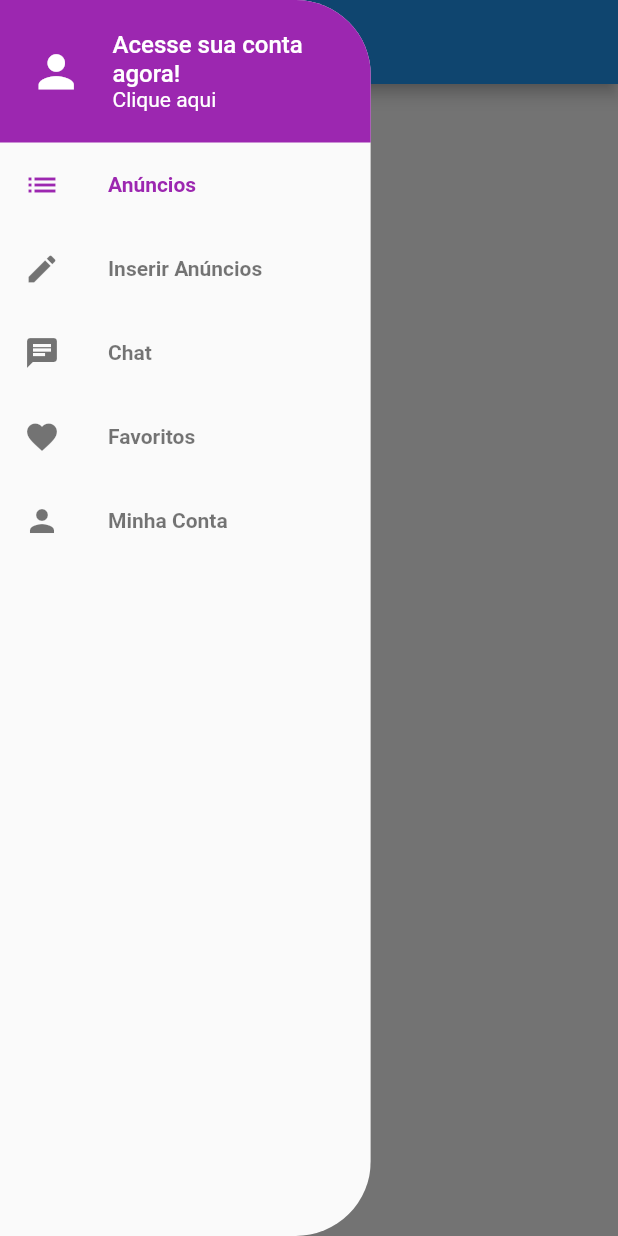
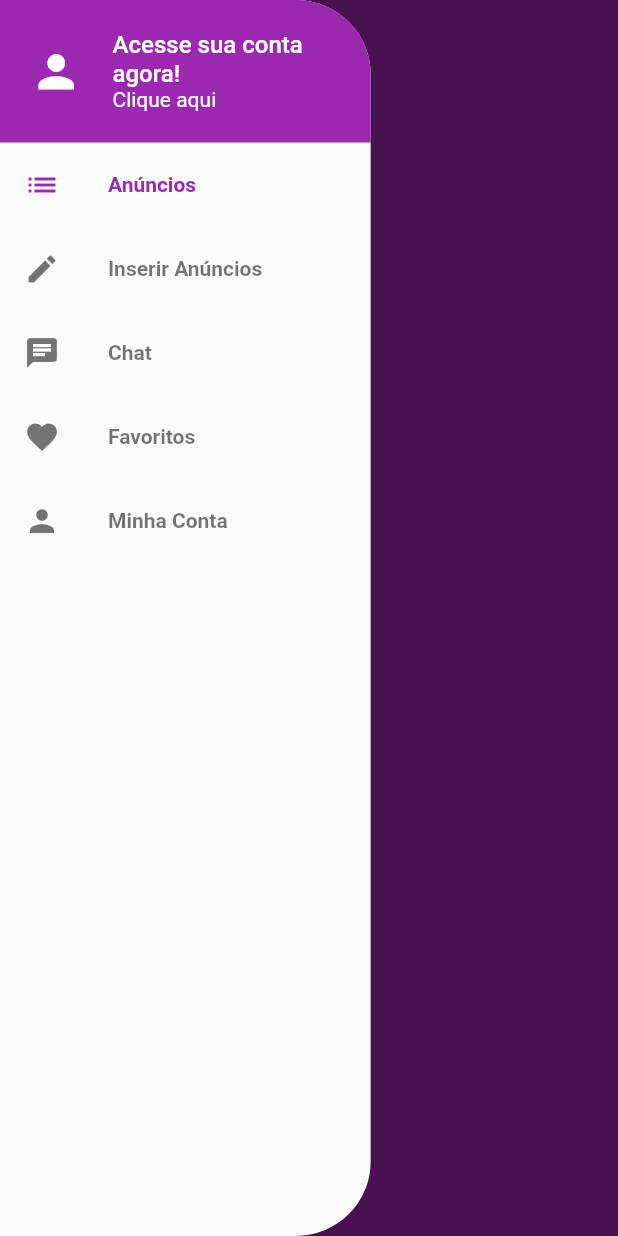
Before and after one commit to pedromartinsb/flutter_olx_clone, a Flutter app: the screen it shows after launch, with the side drawer open, on a phone screen of 412 x 824 dp. Run offline on Flutter 3.47's test engine with Material 2 defaults, Android fonts, the phone set to English and light mode, and no system bars; our stand-ins replace get_it, mobx, parse_server_sdk_flutter; generated files the repository leaves out were written again.

```diff
--- a/xlo_mobx/lib/components/custom_drawer/custom_drawer_header.dart
+++ b/xlo_mobx/lib/components/custom_drawer/custom_drawer_header.dart
@@ -1,9 +1,17 @@
 import 'package:flutter/material.dart';
+import 'package:xlo_mobx/screens/login/login_screen.dart';
 
 class CustomDrawerHeader extends StatelessWidget {
   @override
   Widget build(BuildContext context) {
-    return Container(
+    return GestureDetector(
+      onTap: () {
+        Navigator.of(context).pop();
+        Navigator.of(context).push(
+          MaterialPageRoute(builder: (_) => LoginScreen())
+        );
+      },
+      child: Container(
         color: Colors.purple,
         height: 95,
         padding: const EdgeInsets.symmetric(
@@ -43,6 +51,7 @@ class CustomDrawerHeader extends StatelessWidget {
             ),
           ],
         ),
+      ),
     );
   }
 }
--- a/xlo_mobx/lib/components/custom_drawer/page_section.dart
+++ b/xlo_mobx/lib/components/custom_drawer/page_section.dart
@@ -1,7 +1,11 @@
 import 'package:flutter/material.dart';
+import 'package:get_it/get_it.dart';
 import 'package:xlo_mobx/components/custom_drawer/page_tile.dart';
+import 'package:xlo_mobx/stores/page_store.dart';
 
 class PageSection extends StatelessWidget {
+  final PageStore pageStore = GetIt.I<PageStore>();
+
   @override
   Widget build(BuildContext context) {
     return Column(
@@ -9,42 +13,42 @@ class PageSection extends StatelessWidget {
         PageTile(
           label: 'Anúncios',
           iconData: Icons.list,
-          onTap: (){
-
+          onTap: () {
+            pageStore.setPage(0);
           },
-          highlighted: true
+          highlighted: pageStore.page == 0,
         ),
         PageTile(
           label: 'Inserir Anúncios',
           iconData: Icons.edit,
-          onTap: (){
-
+          onTap: () {
+            pageStore.setPage(1);
           },
-          highlighted: false
+          highlighted: pageStore.page == 1,
         ),
         PageTile(
           label: 'Chat',
           iconData: Icons.chat,
-          onTap: (){
-
+          onTap: () {
+            pageStore.setPage(2);
           },
-          highlighted: false
+          highlighted: pageStore.page == 2,
         ),
         PageTile(
           label: 'Favoritos',
           iconData: Icons.favorite,
-          onTap: (){
-
+          onTap: () {
+            pageStore.setPage(3);
           },
-          highlighted: false
+          highlighted: pageStore.page == 3,
         ),
         PageTile(
           label: 'Minha Conta',
           iconData: Icons.person,
-          onTap: (){
-
+          onTap: () {
+            pageStore.setPage(4);
           },
-          highlighted: false
+          highlighted: pageStore.page == 4,
         ),
       ],
     );
--- a/xlo_mobx/lib/main.dart
+++ b/xlo_mobx/lib/main.dart
@@ -1,11 +1,18 @@
 import 'package:flutter/material.dart';
+import 'package:get_it/get_it.dart';
 import 'package:parse_server_sdk_flutter/parse_server_sdk.dart';
 import 'package:xlo_mobx/screens/base/base_screen.dart';
+import 'package:xlo_mobx/stores/page_store.dart';
 
 void main() async {
   WidgetsFlutterBinding.ensureInitialized();
   await initializeParse();
+  setupLocators();
   runApp(MyApp());
+}
+
+void setupLocators() {
+  GetIt.I.registerSingleton(PageStore());
 }
 
 Future<void> initializeParse() async {
@@ -23,9 +30,15 @@ class MyApp extends StatelessWidget {
   Widget build(BuildContext context) {
     return MaterialApp(
       title: 'XLO',
+      debugShowCheckedModeBanner: false,
       theme: ThemeData(
-        primarySwatch: Colors.blue,
+        primaryColor: Colors.purple,
         visualDensity: VisualDensity.adaptivePlatformDensity,
+        scaffoldBackgroundColor: Colors.purple,
+        appBarTheme: AppBarTheme(
+          elevation: 0,
+        ),
+        cursorColor: Colors.orange
       ),
       home: BaseScreen(),
     );
--- a/xlo_mobx/lib/screens/base/base_screen.dart
+++ b/xlo_mobx/lib/screens/base/base_screen.dart
@@ -1,8 +1,28 @@
 import 'package:flutter/material.dart';
+import 'package:get_it/get_it.dart';
+import 'package:mobx/mobx.dart';
 import 'package:xlo_mobx/screens/home/home_screen.dart';
+import 'package:xlo_mobx/stores/page_store.dart';
 
-class BaseScreen extends StatelessWidget {
+class BaseScreen extends StatefulWidget {
+  @override
+  _BaseScreenState createState() => _BaseScreenState();
+}
+
+class _BaseScreenState extends State<BaseScreen> {
   final PageController pageController = PageController();
+
+  final PageStore pageStore = GetIt.I<PageStore>();
+
+  @override
+  void initState() {
+    super.initState();
+
+    reaction(
+      (_) => pageStore.page,
+      (page) => pageController.jumpToPage(page)
+    );
+  }
 
   @override
   Widget build(BuildContext context) {
--- a/xlo_mobx/lib/screens/home/home_screen.dart
+++ b/xlo_mobx/lib/screens/home/home_screen.dart
@@ -4,9 +4,11 @@ import 'package:xlo_mobx/components/custom_drawer/custom_drawer.dart';
 class HomeScreen extends StatelessWidget {
   @override
   Widget build(BuildContext context) {
-    return Scaffold(
-      drawer: CustomDrawer(),
-      appBar: AppBar(),
+    return SafeArea(
+      child: Scaffold(
+        drawer: CustomDrawer(),
+        appBar: AppBar(),
+      ),
     );
   }
 }
--- a/xlo_mobx/pubspec.yaml
+++ b/xlo_mobx/pubspec.yaml
@@ -29,10 +29,16 @@ dependencies:
   # Use with the CupertinoIcons class for iOS style icons.
   cupertino_icons: ^1.0.0
   parse_server_sdk_flutter: ^2.1.0
+  mobx: ^1.2.1+2
+  flutter_mobx: ^1.1.0+2
+  get_it: ^4.0.4
 
 dev_dependencies:
   flutter_test:
     sdk: flutter
+
+  build_runner: ^1.10.2
+  mobx_codegen: ^1.1.0+1
 
 # For information on the generic Dart part of this file, see the
 # following page: https://dart.dev/tools/pub/pubspec
```
Also changed, not shown: xlo_mobx/lib/screens/login/login_screen.dart (added, +141 -0 lines), xlo_mobx/lib/stores/page_store.dart (added, +15 -0 lines), xlo_mobx/lib/stores/page_store.g.dart (added). Lines whose indentation alone changed are shown as unchanged.
